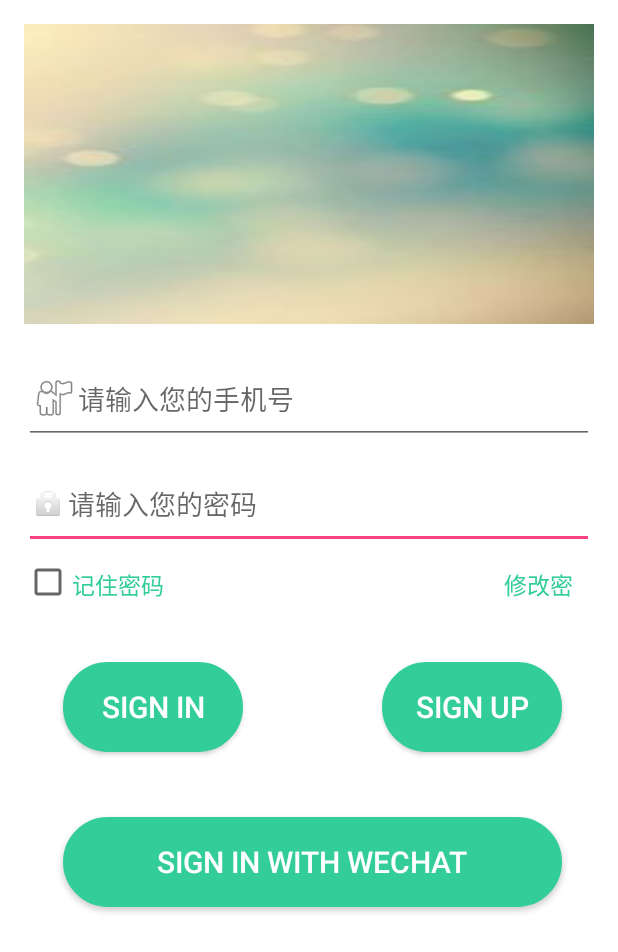
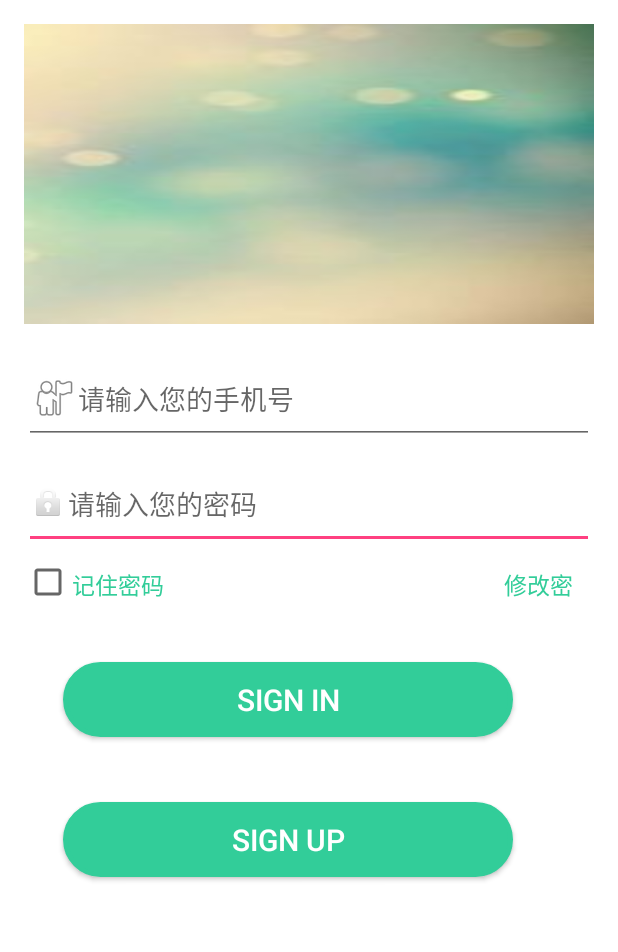
Before and after one commit to Above-The-Cloud/Community, an Android app: the screen it shows after launch (LoginActivity), on a phone screen of 412 x 824 dp. Shown: the top 952 px of the screen. Run offline under Robolectric (Android 15) with nearby library versions, the phone set to English and light mode, and no system bars; our stand-ins replace CircleImageView.

Commit message:
登录界面修改

```diff
--- a/app/src/main/res/layout/activity_login.xml
+++ b/app/src/main/res/layout/activity_login.xml
@@ -65,21 +65,6 @@
             android:textColor="#32CD99"
             android:layout_marginTop="12dp"/>
 
-        <Button
-            android:layout_width="120dp"
-            android:layout_height="60dp"
-            android:text="sign up"
-            android:id="@+id/login_btn_register"
-            android:onClick="resetpwd"
-            android:textColor="#ffffff"
-            android:background="@drawable/shape"
-            android:textSize="20dp"
-            android:layout_alignTop="@+id/login_btn_login"
-            android:layout_alignParentRight="true"
-            android:layout_alignParentEnd="true"
-            android:layout_marginRight="21dp"
-            android:layout_marginEnd="21dp" />
-
 
 
 
@@ -98,8 +83,8 @@
             android:layout_marginTop="12dp" />
 
         <Button
-            android:layout_width="120dp"
-            android:layout_height="60dp"
+            android:layout_width="300dp"
+            android:layout_height="50dp"
             android:text="sign in"
             android:id="@+id/login_btn_login"
             android:onClick="finish_login"
@@ -114,22 +99,21 @@
             android:layout_alignParentStart="true" />
 
         <Button
-            android:layout_width="350dp"
-            android:layout_height="60dp"
-            android:text="sign in with wechat"
-            android:id="@+id/login_btn_login_wechat"
-            android:onClick="finish_login"
+            android:layout_width="300dp"
+            android:layout_height="50dp"
+            android:text="sign up"
+            android:id="@+id/login_btn_register"
+            android:onClick="resetpwd"
             android:background="@drawable/shape"
             android:textSize="20dp"
             android:textColor="#ffffff"
+            android:layout_centerInParent="true"
             android:layout_marginLeft="26dp"
-            android:layout_marginStart="26dp"
+            android:layout_marginRight="26dp"
             android:layout_marginTop="43dp"
             android:layout_below="@+id/login_btn_login"
             android:layout_alignParentLeft="true"
-            android:layout_alignParentStart="true"
-            android:layout_alignRight="@+id/login_btn_register"
-            android:layout_alignEnd="@+id/login_btn_register" />
+            android:layout_alignParentStart="true"/>
 
     </RelativeLayout>
     <RelativeLayout
```
Also changed, not shown: app/src/main/res/layout/activity_get_identifing_code.xml (+39 -5 lines), app/src/main/res/layout/activity_register_user_info.xml (+11 -0 lines).
